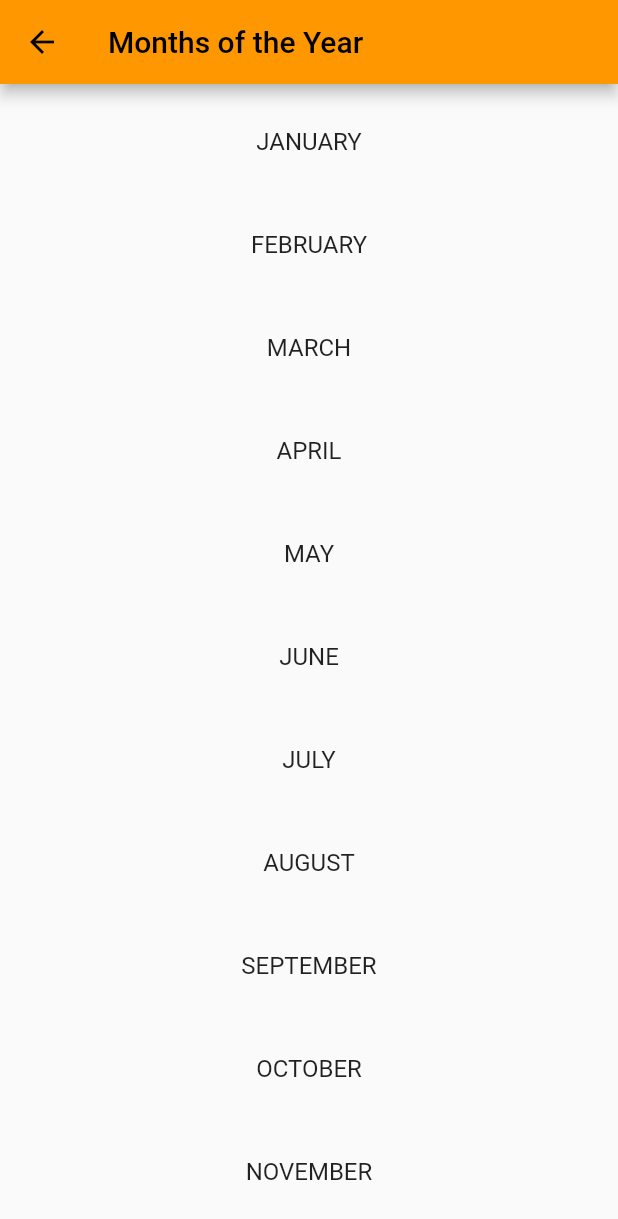
After one commit to ikbhal/alphabet_tts_loop_start_end_alphabet, a Flutter app: the screen it shows after launch, after a tap on "Months of Year", on a phone screen of 412 x 824 dp. The commit adds this screen. Shown: the top 1219 px of the screen. Run offline on Flutter 3.47's test engine with Material 2 defaults, Android fonts, the phone set to English and light mode, and no system bars; our stand-ins replace flutter_tts.

Commit message:
month of year screen, month screen home screen main.dart changes

```diff
--- a/lib/home_screen.dart
+++ b/lib/home_screen.dart
@@ -44,6 +44,16 @@ class HomeScreen extends StatelessWidget {
                           child:Text('Days of Week')
                         ),
                       ),
+                      ListTile(
+                        onTap: () {
+                          Navigator.pushNamed(context, '/monthsOfYear');
+                        },
+                        title: Align(
+                          alignment: Alignment.topCenter,
+                          child: Text('Months of Year'),
+                        ),
+                      ),
+
                     ],
                   ),
                 ),
--- a/lib/main.dart
+++ b/lib/main.dart
@@ -4,6 +4,7 @@ import 'package:flutter/material.dart';
 import 'day_screen.dart';
 import 'home_screen.dart';
 import 'english_player.dart';
+import 'months_of_year_screen.dart';
 import 'number_player.dart';
 import 'hindi_player.dart';
 import 'kannada_player.dart';
@@ -29,6 +30,7 @@ class MyApp extends StatelessWidget {
       routes: {
         '/': (context) => HomeScreen(),
         '/englishPlayer': (context) => EnglishPlayer(),
+        '/monthsOfYear': (context) => MonthsOfYearScreen(),
         '/daysOfWeek': (context) => DaysOfWeekScreen(),
         '/numberPlayer': (context) => NumberPlayer(),
         '/hindiPlayer': (context) => HindiPlayer(),
--- /dev/null
+++ b/lib/months_of_year_screen.dart
@@ -0,0 +1,47 @@
+import 'package:flutter/material.dart';
+import 'month_screen.dart';
+
+class MonthsOfYearScreen extends StatelessWidget {
+  final List<String> monthsOfYear = [
+    'January',
+    'February',
+    'March',
+    'April',
+    'May',
+    'June',
+    'July',
+    'August',
+    'September',
+    'October',
+    'November',
+    'December',
+  ];
+
+  @override
+  Widget build(BuildContext context) {
+    return Scaffold(
+      appBar: AppBar(
+        title: Text('Months of the Year'),
+      ),
+      body: ListView.builder(
+        itemCount: monthsOfYear.length,
+        itemBuilder: (context, index) {
+          final month = monthsOfYear[index];
+          return Container(
+              height: MediaQuery.of(context).size.height / 12,
+              child: ListTile(
+                title: Center(child: Text(month.toUpperCase())),
+                onTap: () {
+                  Navigator.push(
+                    context,
+                    MaterialPageRoute(
+                      builder: (context) => MonthScreen(month: month),
+                    ),
+                  );
+                },
+              ));
+        },
+      ),
+    );
+  }
+}
```
Also changed, not shown: lib/month_screen.dart (added, +86 -0 lines).
